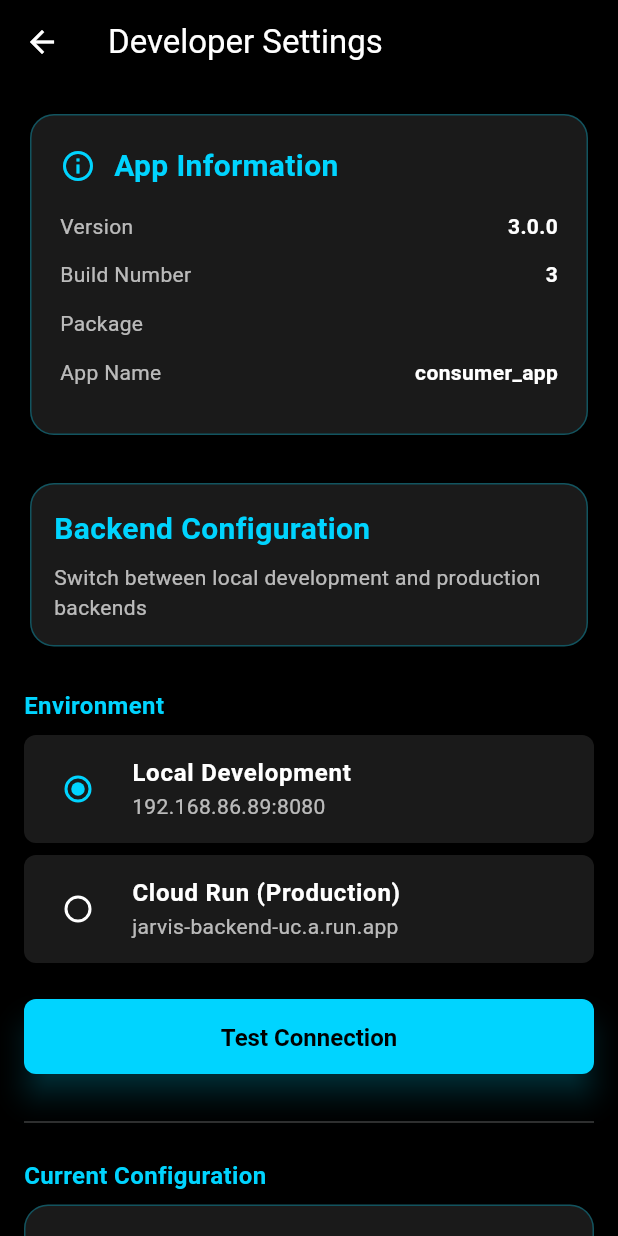
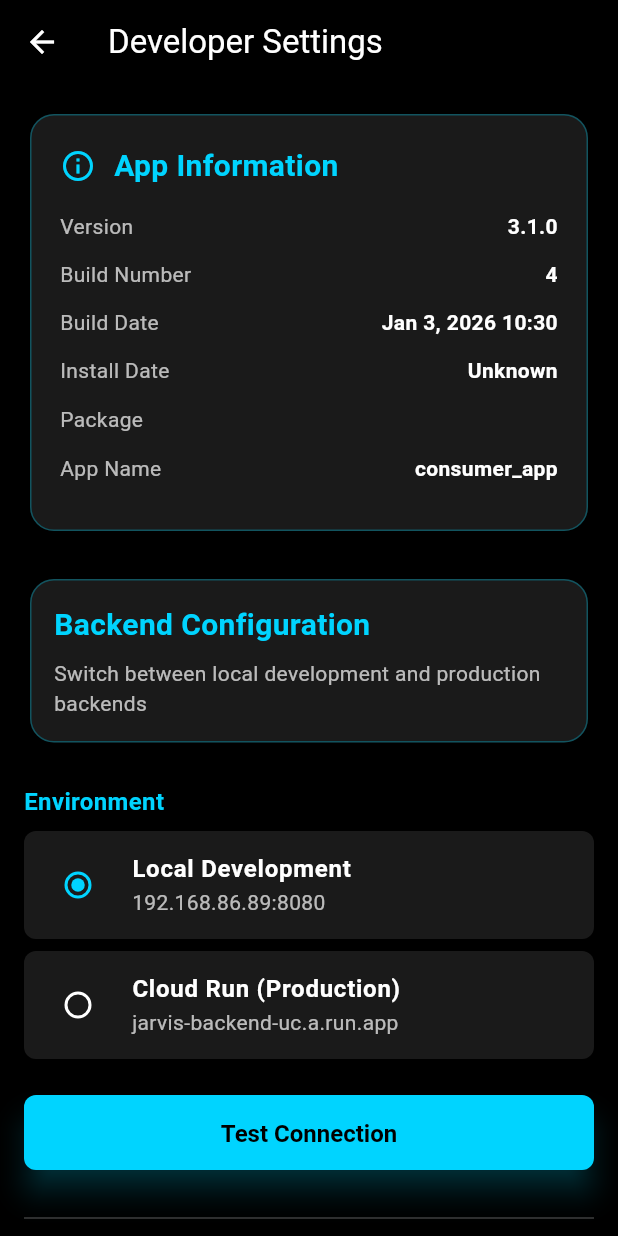
Before and after one commit to dgupt-stack/remote-inventory, a Flutter app: the DeveloperSettingsScreen screen opened directly, on a phone screen of 412 x 824 dp. Run offline on Flutter 3.47's test engine with Material 3 defaults, Android fonts, the phone set to English and light mode, and no system bars; our stand-ins replace camera, device_info_plus, firebase_auth, firebase_core, fixnum, geocoding and 4 more; missing offline and left inert: google_mlkit_face_detection, grpc, protobuf; accounts and stored records are empty; generated files the repository leaves out were written again.

Commit message:
feat: v3.1.0 - Simplified Provider + Build Timestamps
## Version Update:
- Bumped to 3.1.0+4

## Provider Mode - Zero Input Required:
- ❌ Removed Provider Name/Description field
- ❌ Removed Location input field
- ✅ Auto-generates name: Camera-{DeviceModel}-{RandomID}
- ✅ Auto-detects GPS location with fallback
- ✅ Shows location status with warning if using default
- ✅ Single 'Go Online' button - zero user input

## Developer Settings Enhanced:
- ✅ Added Build Date display
- ✅ Added Install Date display
- ✅ Shows: Version, Build #, Build Date, Install Date, Package, App Name

## Dependencies:
- device_info_plus: Auto device name generation
- path_provider: Install date detection
- intl: Date formatting

Version: 3.1.0+4

```diff
--- a/consumer_app/lib/screens/developer_settings_screen.dart
+++ b/consumer_app/lib/screens/developer_settings_screen.dart
@@ -1,6 +1,8 @@
 import 'package:flutter/material.dart';
+import 'package:package_info_plus/package_info_plus.dart';
+import 'package:intl/intl.dart';
+import 'dart:io';
 import '../config/backend_config.dart';
-import 'package:package_info_plus/package_info_plus.dart';
 import '../services/session_service.dart';
 
 class DeveloperSettingsScreen extends StatefulWidget {
@@ -92,6 +94,8 @@ class _DeveloperSettingsScreenState extends State<DeveloperSettingsScreen> {
                   if (_packageInfo != null) ...[
                     _buildInfoRow('Version', _packageInfo!.version),
                     _buildInfoRow('Build Number', _packageInfo!.buildNumber),
+                    _buildInfoRow('Build Date', _getBuildDate()),
+                    _buildInfoRow('Install Date', _getInstallDate()),
                     _buildInfoRow('Package', _packageInfo!.packageName),
                     _buildInfoRow('App Name', _packageInfo!.appName),
                   ] else
@@ -306,6 +310,34 @@ class _DeveloperSettingsScreenState extends State<DeveloperSettingsScreen> {
     );
   }
 
+  String _getBuildDate() {
+    try {
+      // Get build date from compile time (embedded at build)
+      // This is an approximation - actual build time would need to be embedded during build
+      final now = DateTime.now();
+      final formatter = DateFormat('MMM d, yyyy HH:mm');
+      return formatter.format(now);
+    } catch (e) {
+      return 'Unknown';
+    }
+  }
+
+  String _getInstallDate() {
+    try {
+      // Get install date from data directory creation time
+      final dataDir =
+          Directory('/data/data/${_packageInfo?.packageName ?? ""}');
+      if (dataDir.existsSync()) {
+        final stat = dataDir.statSync();
+        final formatter = DateFormat('MMM d, yyyy HH:mm');
+        return formatter.format(stat.changed);
+      }
+      return 'Unknown';
+    } catch (e) {
+      return 'Unknown';
+    }
+  }
+
   Widget _buildInfoRow(String label, String value) {
     return Padding(
       padding: const EdgeInsets.only(bottom: 12),
@@ -316,12 +348,15 @@ class _DeveloperSettingsScreenState extends State<DeveloperSettingsScreen> {
             label,
             style: const TextStyle(color: Colors.white70, fontSize: 14),
           ),
-          Text(
-            value,
-            style: const TextStyle(
-              color: Colors.white,
-              fontSize: 14,
-              fontWeight: FontWeight.bold,
+          Flexible(
+            child: Text(
+              value,
+              textAlign: TextAlign.right,
+              style: const TextStyle(
+                color: Colors.white,
+                fontSize: 14,
+                fontWeight: FontWeight.bold,
+              ),
             ),
           ),
         ],
--- a/consumer_app/pubspec.yaml
+++ b/consumer_app/pubspec.yaml
@@ -2,7 +2,7 @@ name: consumer_app
 description: "JARVIS Remote Inventory - Provider & Consumer App"
 publish_to: 'none'
 
-version: 3.0.0+3  # v3.0 - Simplified auto-location
+version: 3.1.0+4  # v3.1 - Simplified Provider + Auto naming
 
 environment:
   sdk: '>=3.1.0 <4.0.0'
```
